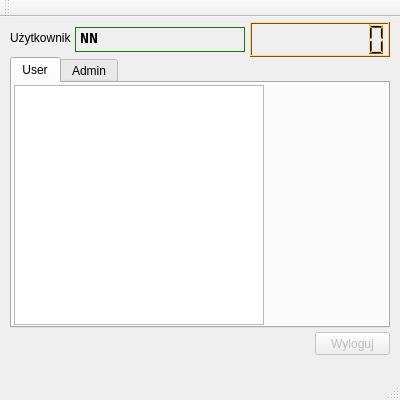
Qt form timeguard.ui (byebye/TimeGuard) before a commit.
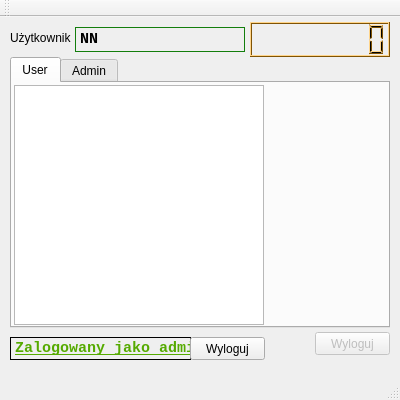
The same form after that commit. Custom widgets are drawn as their Qt base class.

Commit message: Add notification about being logged as Admin

Patch:
```diff
--- a/timeguard.ui
+++ b/timeguard.ui
@@ -967,6 +967,56 @@
      </attribute>
     </widget>
    </widget>
+   <widget class="QLabel" name="adminLoggedNotification">
+    <property name="geometry">
+     <rect>
+      <x>10</x>
+      <y>320</y>
+      <width>181</width>
+      <height>23</height>
+     </rect>
+    </property>
+    <property name="font">
+     <font>
+      <family>Consolas</family>
+      <pointsize>10</pointsize>
+     </font>
+    </property>
+    <property name="frameShape">
+     <enum>QFrame::Box</enum>
+    </property>
+    <property name="frameShadow">
+     <enum>QFrame::Plain</enum>
+    </property>
+    <property name="lineWidth">
+     <number>1</number>
+    </property>
+    <property name="midLineWidth">
+     <number>0</number>
+    </property>
+    <property name="text">
+     <string>&lt;html&gt;&lt;head/&gt;&lt;body&gt;&lt;p&gt;&lt;span style=&quot; font-size:11pt; font-weight:600; text-decoration: underline; color:#55aa00;&quot;&gt;Zalogowany jako admin&lt;/span&gt;&lt;/p&gt;&lt;/body&gt;&lt;/html&gt;</string>
+    </property>
+    <property name="textFormat">
+     <enum>Qt::AutoText</enum>
+    </property>
+   </widget>
+   <widget class="QPushButton" name="adminLogoffButton">
+    <property name="geometry">
+     <rect>
+      <x>190</x>
+      <y>320</y>
+      <width>75</width>
+      <height>23</height>
+     </rect>
+    </property>
+    <property name="text">
+     <string>Wyloguj</string>
+    </property>
+    <property name="autoRepeat">
+     <bool>false</bool>
+    </property>
+   </widget>
   </widget>
   <widget class="QMenuBar" name="menuBar">
    <property name="geometry">
```
The commit also changes 2 other files.
